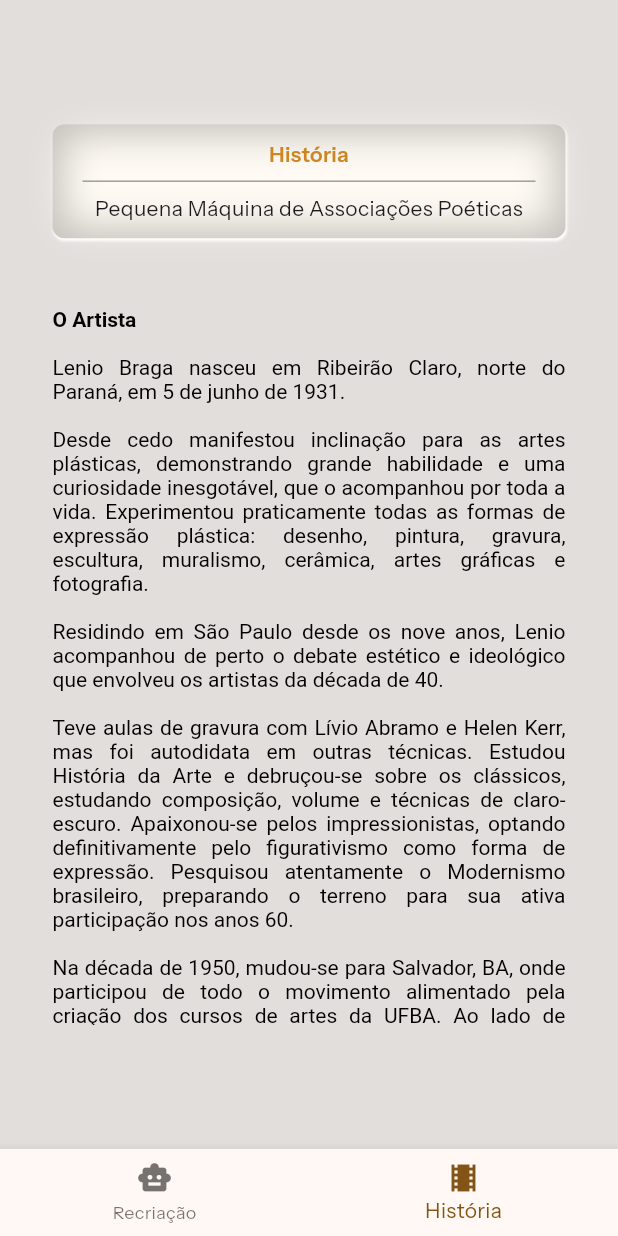
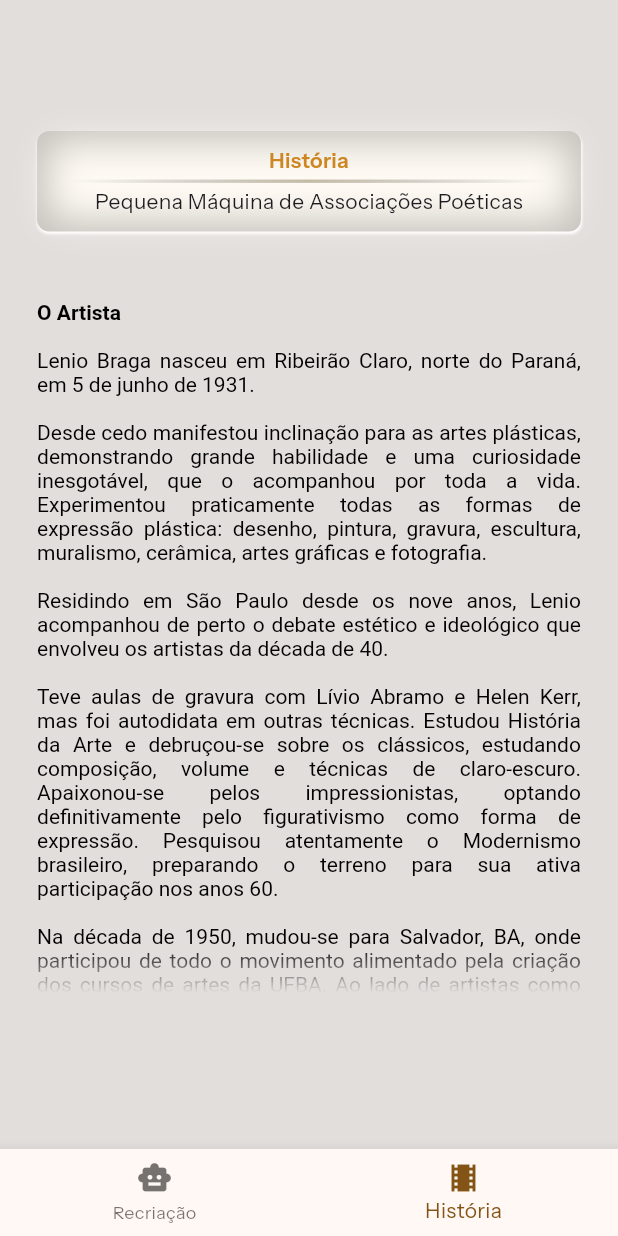
Before and after one commit to samuelguim/associacoes_poeticas, a Flutter app: the screen it shows after launch, item 2 of the bottom bar chosen, on a phone screen of 412 x 824 dp. Run offline on Flutter 3.47's test engine with Material 3 defaults, Android fonts, the phone set to English and light mode, and no system bars; our stand-ins replace flutter_svg, google_fonts; missing offline and left inert: align_positioned, knob_widget; statements that could not run were skipped.

Commit message:
modified:   .dart_tool/dartpad/web_plugin_registrant.dart 	modified:   .dart_tool/flutter_build/7ce6601ff6338e154bac7112103e3959/.filecache 	modified:   .dart_tool/flutter_build/7ce6601ff6338e154bac7112103e3959/app.dill 	modified:   .dart_tool/flutter_build/7ce6601ff6338e154bac7112103e3959/app.dill.deps 	modified:   .dart_tool/flutter_build/7ce6601ff6338e154bac7112103e3959/dart2js.d 	modified:   .dart_tool/flutter_build/7ce6601ff6338e154bac7112103e3959/dart2js.stamp 	modified:   .dart_tool/flutter_build/7ce6601ff6338e154bac7112103e3959/flutter_assets.d 	modified:   .dart_tool/flutter_build/7ce6601ff6338e154bac7112103e3959/main.dart.js 	modified:   .dart_tool/flutter_build/7ce6601ff6338e154bac7112103e3959/main.dart.js.deps 	modified:   .dart_tool/flutter_build/7ce6601ff6338e154bac7112103e3959/web_release_bundle.stamp 	modified:   .dart_tool/flutter_build/dart_plugin_registrant.dart 	modified:   .dart_tool/package_config.json 	modified:   .dart_tool/package_config_subset 	new file:   .firebase/hosting.YnVpbGQvd2Vi.cache 	modified:   .flutter-plugins 	modified:   .flutter-plugins-dependencies 	modified:   android/app/src/main/java/io/flutter/plugins/GeneratedPluginRegistrant.java 	new file:   assets/video/Bienal.m4v 	modified:   build/cache.dill.track.dill 	modified:   build/linux/x64/debug/.ninja_deps 	modified:   build/linux/x64/debug/.ninja_log 	modified:   build/web/assets/NOTICES 	modified:   build/web/assets/assets/img/disco_1.svg 	modified:   build/web/assets/assets/img/disco_2.svg 	modified:   build/web/assets/fonts/MaterialIcons-Regular.otf 	modified:   build/web/flutter_bootstrap.js 	modified:   build/web/flutter_service_worker.js 	modified:   build/web/main.dart.js 	modified:   ios/Runner/GeneratedPluginRegistrant.m 	modified:   lib/historia.dart 	modified:   lib/main.dart 	modified:   lib/simulacao.dart 	modified:   macos/Flutter/GeneratedPluginRegistrant.swift 	modified:   pubspec.lock 	modified:   pubspec.yaml 	modified:   web/index.html 	new file:   web/logo.png 	new file:   web/logo_small.png

```diff
--- a/lib/historia.dart
+++ b/lib/historia.dart
@@ -1,5 +1,4 @@
 import 'package:flutter/material.dart';
-import 'package:soft_edge_blur/soft_edge_blur.dart';
 
 class Historia extends StatefulWidget {
   const Historia({
@@ -83,7 +82,7 @@ class _HistoriaState extends State<Historia>  {
                    style: TextStyle()),
           TextSpan(text: '\n\n	Como parte das figuras apresentavam danos causados pelo tempo, um restauro foi realizado utilizando técnicas de pintura digital. O estudo bibliográfico da produção artística de Lênio Braga foi fundamental para que a identidade da obra fosse mantida durante esse processo.',
                    style: TextStyle()),
-          TextSpan(text: '\n',
+          TextSpan(text: '\n\n\n',
                    style: TextStyle()),
         ],
         style: TextStyle(color: Colors.black)),
@@ -117,7 +116,7 @@ class _HistoriaState extends State<Historia>  {
 
     return Center(
         child: Container(
-          margin: const EdgeInsets.fromLTRB(35, 40, 35, 40),
+          margin: EdgeInsets.fromLTRB(size.width*0.06, 0, size.width*0.06, 0),
           child: Column(
             mainAxisAlignment: MainAxisAlignment.center,
             children: [
@@ -145,14 +144,26 @@ class _HistoriaState extends State<Historia>  {
                     ),
                   ]
                 ),
-                child: const Column(
+                child: Column(
                   children: [
-                    Text(
+                    const Text(
                       'História',
                       textAlign: TextAlign.justify,
                       style: TextStyle(fontWeight: FontWeight.w600, color: Color(0xFFCD8621))),
-                    Divider(color: Colors.grey),
-                    Text(
+                    SizedBox(
+                      height: 7,
+                      child: Container(
+                        margin: const EdgeInsets.all(2.4),
+                        decoration: const BoxDecoration(
+                          gradient: LinearGradient(colors: [
+                            Color.fromARGB(0, 158, 158, 158),
+                            Color.fromARGB(255, 196, 187, 166),
+                            Color.fromARGB(0, 158, 158, 158),
+                          ])
+                        ),
+                      ),
+                    ),
+                    const Text(
                       'Pequena Máquina de Associações Poéticas',
                       textAlign: TextAlign.center,),
                   ],
@@ -184,57 +195,59 @@ class _HistoriaState extends State<Historia>  {
               //     },
               //   ),
               // ),
-              SoftEdgeBlur(
-                edges: [
-                  EdgeBlur(
-                    type: EdgeType.topEdge,
-                    size: 10,
-                    sigma: 0,
-                    tintColor: Theme.of(context).scaffoldBackgroundColor.withOpacity(1),
-                    controlPoints: [
-                      ControlPoint(
-                        position: 0,
-                        type: ControlPointType.visible,
-                      ),
-                      ControlPoint(
-                        position: 1.0,
-                        type: ControlPointType.transparent,
-                      ),
-                    ],),
-                  EdgeBlur(
-                    type: EdgeType.bottomEdge,
-                    size: 30,
-                    sigma: 0,
-                    tintColor: Theme.of(context).scaffoldBackgroundColor.withOpacity(1),
-                    controlPoints: [
-                      ControlPoint(
-                        position: 0,
-                        type: ControlPointType.visible,
-                      ),
-                      ControlPoint(
-                        position: 1,
-                        type: ControlPointType.transparent,
-                      ),
-                    ],)
-
-                ],
-                child: Container(
+              Container(
                 constraints: BoxConstraints(maxHeight:size.height*0.6),
                 child: Column(
                   children: [
                     Expanded(child: SizedBox(
                       width: 700,
-                        child: ListView.builder(
+                      child: Stack(
+                        children: [
+                          ListView.builder(
                             //controller: _scrollController,
                             itemCount: _conteudos.length,
                             itemBuilder: (context, index){
                               return _conteudos[index];
                             },
                           ),
+                          Align(
+                            alignment: Alignment.topCenter,
+                            child: Container(
+                              decoration: const BoxDecoration(
+                                gradient: LinearGradient(
+                                  begin: Alignment.topCenter,
+                                  end: Alignment.bottomCenter,
+                                  colors: [
+                                    Color.fromARGB(255, 226, 222, 220),
+                                    Color.fromARGB(255, 226, 222, 220),
+                                    Color.fromARGB(128, 226, 222, 220),
+                                    Color.fromARGB(0, 226, 222, 220),
+                                  ])
+                              ),
+                              height: 20,),
+                          ),
+                          Align(
+                            alignment: Alignment.bottomCenter,
+                            child: Container(
+                              decoration: const BoxDecoration(
+                                gradient: LinearGradient(
+                                  begin: Alignment.bottomCenter,
+                                  end: Alignment.topCenter,
+                                  colors: [
+                                    Color.fromARGB(255, 226, 222, 220),
+                                    Color.fromARGB(255, 226, 222, 220),
+                                    Color.fromARGB(128, 226, 222, 220),
+                                    Color.fromARGB(0, 226, 222, 220),
+                                  ])
+                              ),
+                              height: 50,),
+                          ),
+
+                        ],
+                      ),
                     ),)
                   ],
                 )
-                ),
               ),
             ]
           ),
--- a/lib/main.dart
+++ b/lib/main.dart
@@ -8,7 +8,7 @@ void main() {
   WidgetsFlutterBinding.ensureInitialized();
   SystemChrome.setSystemUIOverlayStyle(const SystemUiOverlayStyle(
     systemNavigationBarColor: Color(0xFFE2DEDC),
-    statusBarColor: Color(0xFFE2DEDC),
+    statusBarColor: Color.fromRGBO(226, 222, 220, 1),
   ));
   SystemChrome.setPreferredOrientations([
     DeviceOrientation.portraitUp,
--- a/pubspec.yaml
+++ b/pubspec.yaml
@@ -44,6 +44,7 @@ dependencies:
   flutter_floating_bottom_bar: ^1.2.1+1
   flutter_launcher_icons: ^0.14.2
   soft_edge_blur: ^0.1.3
+  chewie: ^1.10.0
 
 dev_dependencies:
   flutter_test:
@@ -70,6 +71,7 @@ flutter:
   assets:
     - assets/img/disco_1.svg
     - assets/img/disco_2.svg
+    - assets/video/Bienal.m4v
 
   # An image asset can refer to one or more resolution-specific "variants", see
   # https://flutter.dev/to/resolution-aware-images
```
Also changed, not shown: lib/simulacao.dart (+23 -8 lines), pubspec.lock, 19 other files. Lines whose indentation alone changed are shown as unchanged.
